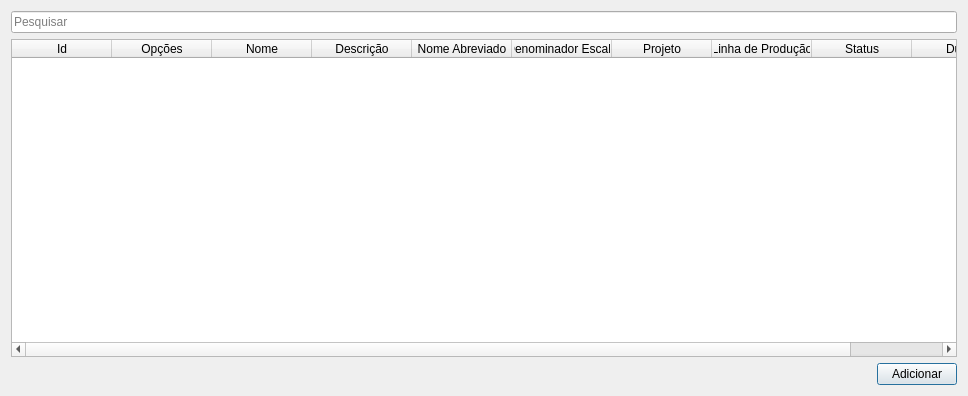
Old version of the form uis/mLots.ui in the repository dsgoficial/SAP_Gerente.
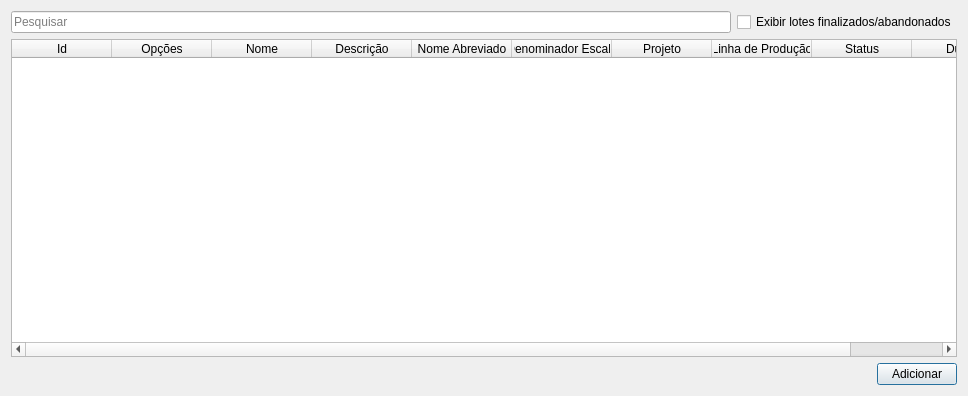
New version of the form.

Commit message: filtra projetos, lotes, blocos, grupos de insumos e dados de produção pelo status

The edit to the form file:
```diff
--- a/uis/mLots.ui
+++ b/uis/mLots.ui
@@ -18,11 +18,22 @@
   </property>
   <layout class="QGridLayout" name="gridLayout">
    <item row="0" column="0">
+    <layout class="QHBoxLayout" name="horizontalLayout_2">
+     <item>
     <widget class="QLineEdit" name="searchLe">
      <property name="placeholderText">
       <string>Pesquisar</string>
      </property>
     </widget>
+     </item>
+     <item>
+      <widget class="QCheckBox" name="showFinishedCheckBox">
+       <property name="text">
+        <string>Exibir lotes finalizados/abandonados</string>
+       </property>
+      </widget>
+     </item>
+    </layout>
    </item>
    <item row="1" column="0">
     <widget class="QTableWidget" name="tableWidget">
```
Lines whose indentation alone changed are shown as unchanged. The commit also changes 9 other files.
